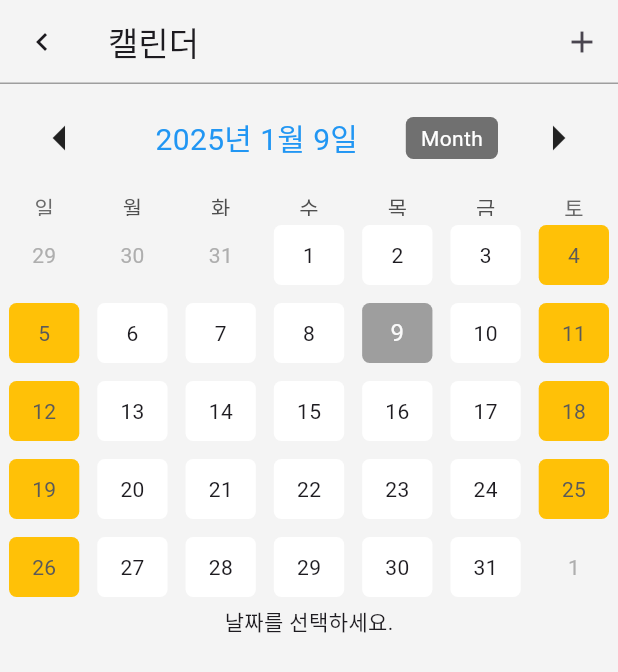
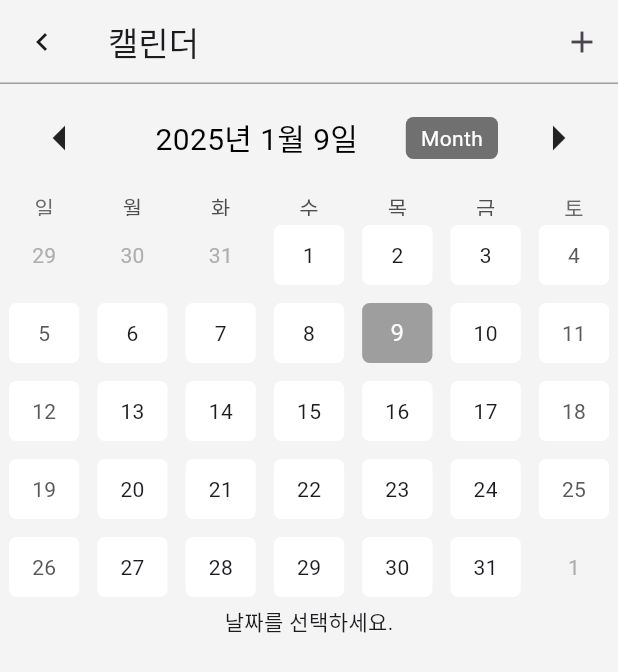
Before and after one commit to public-final-Project-PROJECT/DingDong-Flutter-for-Teacher, a Flutter app: the Calendar screen opened directly, on a phone screen of 412 x 824 dp. Shown: the top 672 px of the screen. Run offline on Flutter 3.47's test engine with Material 3 defaults, Android fonts, the phone set to English and light mode, and no system bars; drawn by our look-alikes of table_calendar; our stand-ins replace dio, file_picker, firebase_auth, firebase_core, flutter_dotenv, google_sign_in and 2 more; missing offline and left inert: flutter_downloader; accounts and stored records are empty; network calls fail; Roboto replaces fonts that are missing (Raleway).

Commit message:
캘린더 디자인 쪼금 변경

```diff
--- a/lib/screen/Calendar.dart
+++ b/lib/screen/Calendar.dart
@@ -274,7 +274,7 @@ class _CalendarState extends State<Calendar> {
 
                 titleTextStyle: const TextStyle(
                   fontSize: 20.0,
-                  color: Colors.blue,
+                  color: Colors.black, // 날짜 보여지는 것 검정으로 변경 (색 전부 탈바꿈 중 ,,)
                 ),
                 headerPadding: const EdgeInsets.symmetric(vertical: 4.0),
                 leftChevronIcon: const Icon(
@@ -298,11 +298,11 @@ class _CalendarState extends State<Calendar> {
                       shape: BoxShape.rectangle,
                       borderRadius: BorderRadius.circular(5.0)),
                   weekendDecoration: BoxDecoration(
-                      color: Colors.amber,
+                      color: Colors.white,
                       shape: BoxShape.rectangle,
                       borderRadius: BorderRadius.circular(5.0)),
                   holidayDecoration: BoxDecoration(
-                      color: Colors.amber,
+                      color: Colors.white,
                       shape: BoxShape.rectangle,
                       borderRadius: BorderRadius.circular(5.0)),
                   defaultDecoration: BoxDecoration(
@@ -352,14 +352,14 @@ class _CalendarState extends State<Calendar> {
                                   'Start: ${(events[index]['start'])}',
                                   style: const TextStyle(
                                     fontSize: 12.0,
-                                    color: Colors.white70,
+                                    color: Colors.white,
                                   ),
                                 ),
                                 Text(
                                   'End: ${(events[index]['end'])}',
                                   style: const TextStyle(
                                     fontSize: 12.0,
-                                    color: Colors.white70,
+                                    color: Colors.white,
                                   ),
                                 ),
                               ],
```
